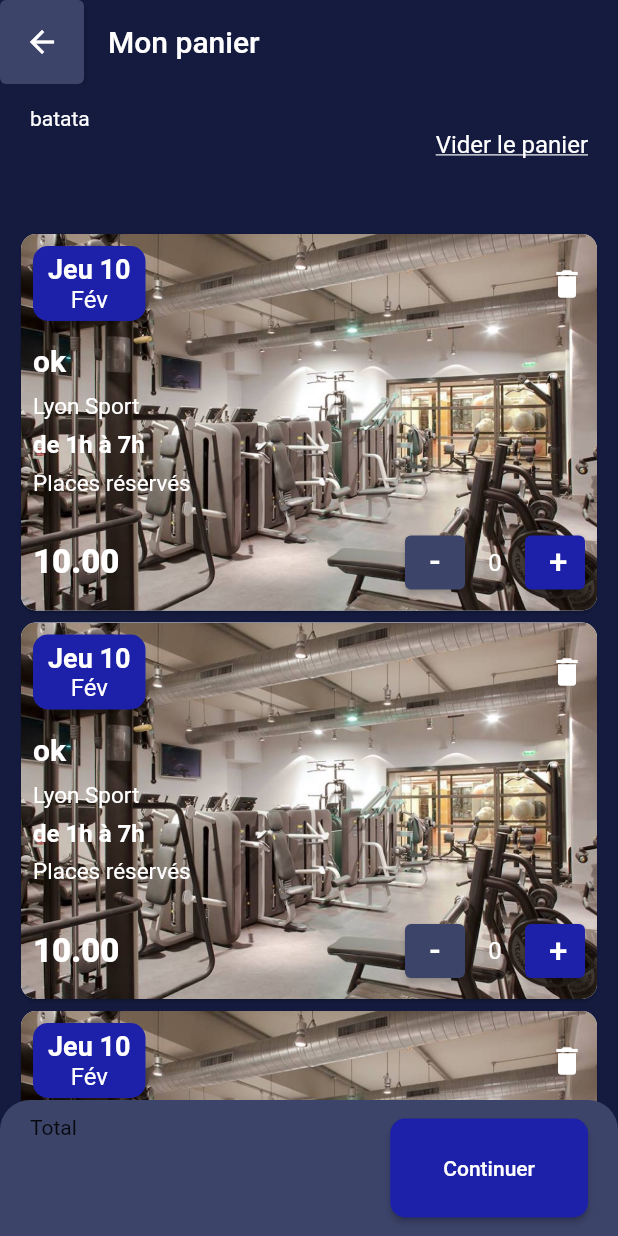
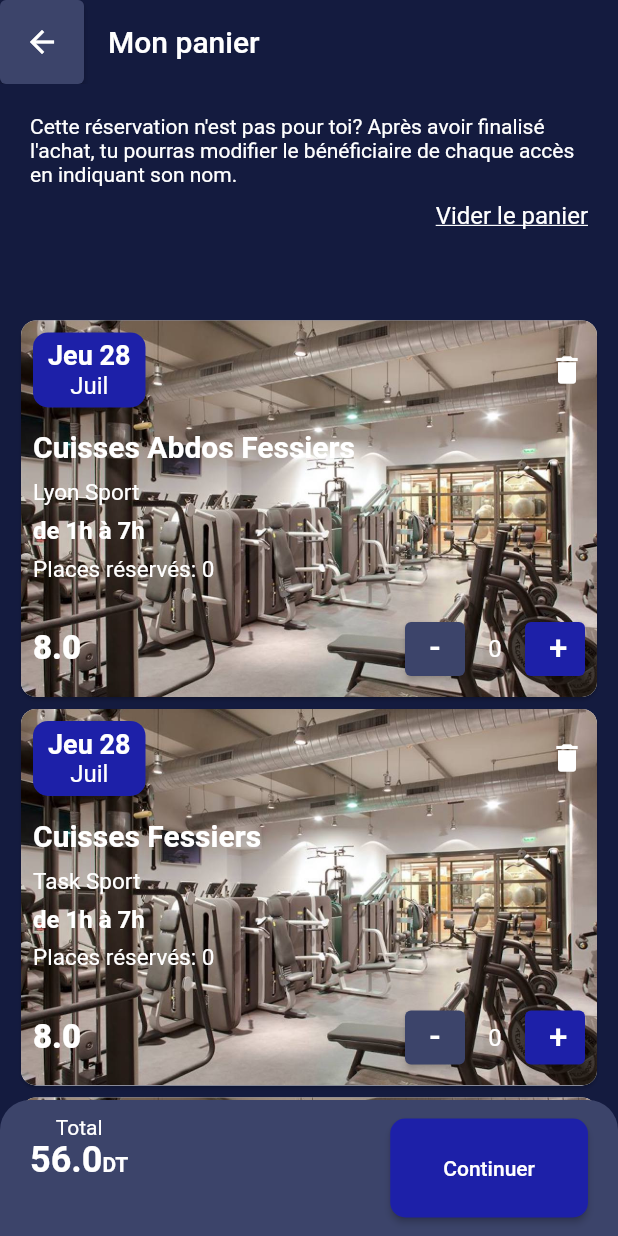
Before and after one commit to inesachour/WeMoveScreen, a Flutter app: the screen it shows after launch, on a phone screen of 412 x 824 dp. Run offline on Flutter 3.47's test engine with Material 2 defaults, Android fonts, the phone set to English and light mode, and no system bars.

Commit message:
styling and texts

```diff
--- a/lib/constants/reservations.dart
+++ b/lib/constants/reservations.dart
@@ -1,4 +1,6 @@
 
+
+import 'package:flutter/material.dart';
 
 var reservations = [
   Reservation(
@@ -10,8 +12,16 @@ var reservations = [
       image: "assets/image.jpg"
   ),
   Reservation(
-      title: "Cuisses Abdos Fessiers",
-      place: "Lyon Sport",
+      title: "Cuisses Fessiers",
+      place: "Task Sport",
+      price: 8.00,
+      date: DateTime(17082000),
+      reservedPlaces: 0,
+      image: "assets/image.jpg"
+  ),
+  Reservation(
+      title: "Fessiers",
+      place: "Lyon",
       price: 8.00,
       date: DateTime(17082000),
       reservedPlaces: 0,
@@ -22,15 +32,7 @@ var reservations = [
       place: "Lyon Sport",
       price: 8.00,
       date: DateTime(17082000),
-      reservedPlaces: 0,
-      image: "assets/image.jpg"
-  ),
-  Reservation(
-      title: "Cuisses Abdos Fessiers",
-      place: "Lyon Sport",
-      price: 8.00,
-      date: DateTime(17082000),
-      reservedPlaces: 0,
+      reservedPlaces: 2,
       image: "assets/image.jpg"
   ),
   Reservation(
@@ -44,7 +46,7 @@ var reservations = [
 ];
 
 
-class Reservation {
+class Reservation extends ChangeNotifier{
 
   static var _id = 0;
 
--- a/lib/panier_screen.dart
+++ b/lib/panier_screen.dart
@@ -18,6 +18,8 @@ class _PanierScreenState extends State<PanierScreen> {
 
     var height = MediaQuery.of(context).size.height;
     var width = MediaQuery.of(context).size.width;
+
+    var total = calculateTotal(reservations);
 
 
     return Scaffold(
@@ -45,13 +47,17 @@ class _PanierScreenState extends State<PanierScreen> {
                   Expanded(
                     flex: 1,
                     child: Padding(
-                      padding: const EdgeInsets.symmetric(horizontal: 10, vertical: 15),
+                      padding: const EdgeInsets.symmetric(horizontal: 10, vertical: 10),
                       child: Column(
                         children: [
+                          SizedBox(height: 10,),
                           SizedBox(
                               width: width,
-                              child: Text("batata", textAlign: TextAlign.left,style: TextStyle(color: Colors.white,),)
+                              child: Text(
+                                "Cette réservation n'est pas pour toi? Après avoir finalisé l'achat, tu pourras modifier le bénéficiaire de chaque accès en indiquant son nom.",
+                                textAlign: TextAlign.left,style: TextStyle(color: Colors.white,fontSize: 14),)
                           ),
+                          SizedBox(height: 10,),
                           SizedBox(
                               width: width,
                               child: InkWell(
@@ -73,7 +79,7 @@ class _PanierScreenState extends State<PanierScreen> {
                   ),
 
                   Expanded(
-                    flex: 7,
+                    flex: 4,
                     child: reservations.length > 0 ? ListView.builder(
                         scrollDirection: Axis.vertical,
                         itemCount: reservations.length,
@@ -123,7 +129,20 @@ class _PanierScreenState extends State<PanierScreen> {
                     children: [
                       Column(
                         children: [
-                          Text("Total"),
+                          Text("Total", style: TextStyle(color: Colors.white), textAlign: TextAlign.start,),
+                          RichText(
+                            text: TextSpan(
+                                text: total.toString(),
+                                style: TextStyle(
+                                    color: Colors.white, fontSize: 24, fontWeight: FontWeight.w700),
+                                children: <TextSpan>[
+                                  TextSpan(text: 'DT',
+                                      style: TextStyle(
+                                          color: Colors.white, fontSize: 14),
+                                  )
+                                ]
+                            ),
+                          ),
                         ],
                       ),
                       ElevatedButton(
@@ -148,3 +167,11 @@ class _PanierScreenState extends State<PanierScreen> {
     );
   }
 }
+
+calculateTotal(List<Reservation> reservations){
+  double total=0;
+  reservations.forEach(
+          (e) => total += e.price*e.reservedPlaces
+  );
+  return total;
+}
--- a/lib/reservation_card.dart
+++ b/lib/reservation_card.dart
@@ -1,4 +1,5 @@
 import 'package:flutter/material.dart';
+import 'package:intl/intl.dart';
 import 'package:wemove_test/constants/colors.dart';
 import 'package:wemove_test/constants/reservations.dart';
 import 'package:wemove_test/widgets/card_widgets.dart';
@@ -20,6 +21,11 @@ class _ReservationCardState extends State<ReservationCard> {
 
   @override
   Widget build(BuildContext context) {
+
+    var date = widget.reservation.date;
+    var jour = capitalize(DateFormat('EEE dd',"FR-fr").format(date).replaceAll('.', ''));
+    var mois = capitalize(DateFormat('MMM',"fr").format(date).replaceAll('.', ''));
+
     return Card(
       shape: RoundedRectangleBorder(
         borderRadius: BorderRadius.circular(10)
@@ -50,8 +56,8 @@ class _ReservationCardState extends State<ReservationCard> {
                       child: Column(
                         mainAxisAlignment: MainAxisAlignment.center,
                         children: [
-                          Text("Jeu 10", style: TextStyle(color: Colors.white, fontWeight: FontWeight.w600, fontSize: 18),),
-                          Text("Fév", style: TextStyle(color: Colors.white, fontSize: 16))
+                          Text(jour, style: TextStyle(color: Colors.white, fontWeight: FontWeight.w600, fontSize: 18),),
+                          Text(mois, style: TextStyle(color: Colors.white, fontSize: 16))
                         ],
                       )
                   ),
@@ -77,7 +83,7 @@ class _ReservationCardState extends State<ReservationCard> {
               ),
               SizedBox(height: 15,),
               Text(
-                "ok",
+                widget.reservation.title,
                 style: TextStyle(
                     color: Colors.white,
                     fontWeight: FontWeight.w700,
@@ -85,16 +91,16 @@ class _ReservationCardState extends State<ReservationCard> {
                 ),
               ),
               SizedBox(height: 10,),
-              Text("Lyon Sport", style: TextStyle(color: Colors.white, fontSize: 15)),
+              Text(widget.reservation.place, style: TextStyle(color: Colors.white, fontSize: 15)),
               SizedBox(height: 7,),
               Text("de 1h à 7h", style: TextStyle(color: Colors.white, fontSize: 16,fontWeight: FontWeight.w700)),
               SizedBox(height: 7,),
-              Text("Places réservés", style: TextStyle(color: Colors.white, fontSize: 15)),
+              Text("Places réservés: "+widget.reservation.reservedPlaces.toString(), style: TextStyle(color: Colors.white, fontSize: 15)),
               SizedBox(height: 20,),
               Row(
                 mainAxisAlignment: MainAxisAlignment.spaceBetween,
                 children: [
-                  Text("10.00", style: TextStyle(color: Colors.white, fontSize: 22, fontWeight: FontWeight.w800)),
+                  Text(widget.reservation.price.toString(), style: TextStyle(color: Colors.white, fontSize: 22, fontWeight: FontWeight.w800)),
                   Row(
                     children: [
                       incdecButton(color: secondaryBackgroundColor, text: "-", onPressed: (){
@@ -126,3 +132,5 @@ class _ReservationCardState extends State<ReservationCard> {
     );
   }
 }
+
+String capitalize(String s) => s[0].toUpperCase() + s.substring(1);
--- a/pubspec.yaml
+++ b/pubspec.yaml
@@ -35,6 +35,8 @@ dependencies:
   # Use with the CupertinoIcons class for iOS style icons.
   cupertino_icons: ^1.0.2
 
+  intl: ^0.17.0
+
 dev_dependencies:
   flutter_test:
     sdk: flutter
@@ -53,7 +55,7 @@ dev_dependencies:
 flutter:
 
   assets:
-    - assets/image.jpg
+    - assets/
   # The following line ensures that the Material Icons font is
   # included with your application, so that you can use the icons in
   # the material Icons class.
```
Also changed, not shown: lib/widgets/totest.dart (added), pubspec.lock.
